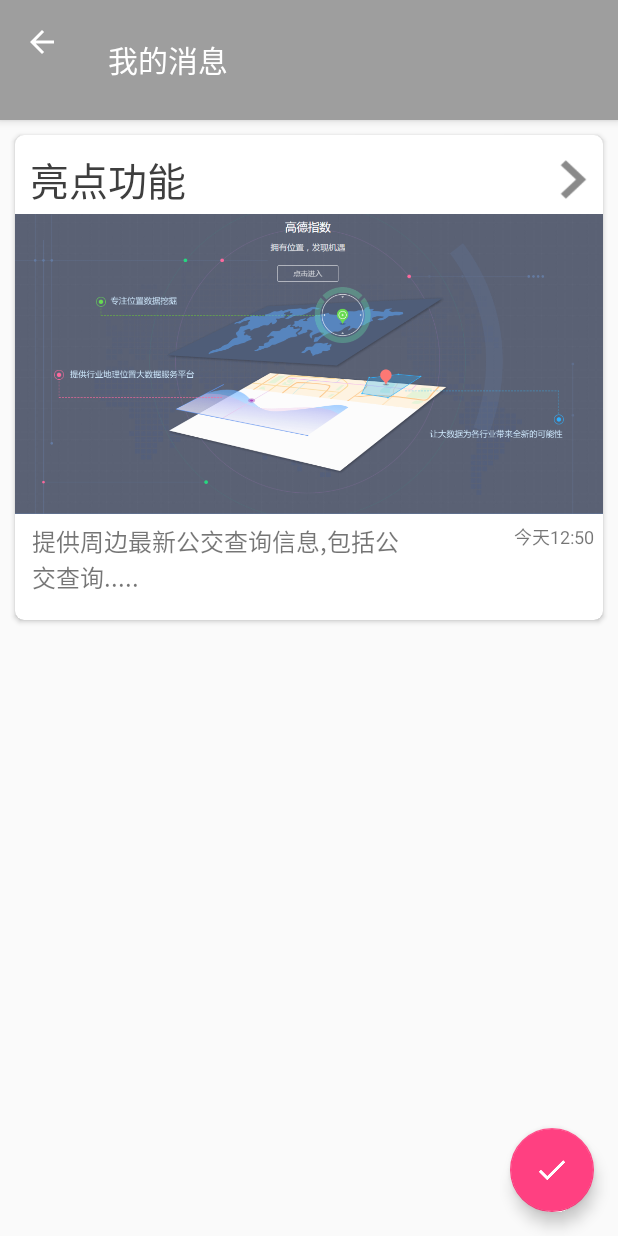
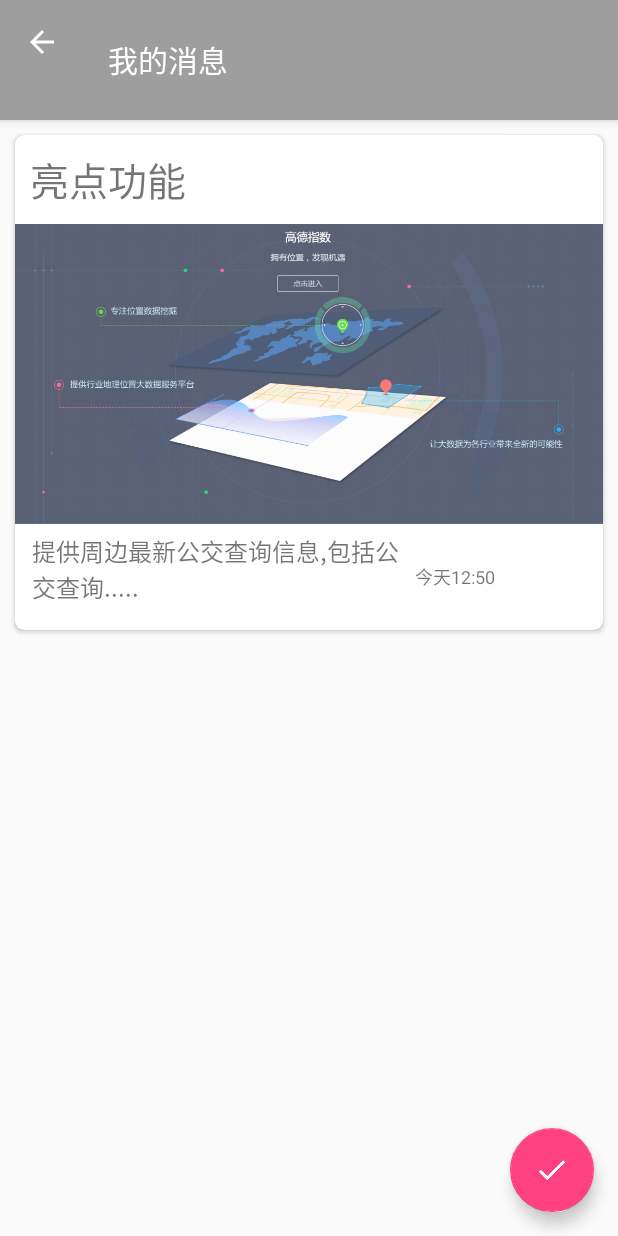
Before and after one commit to Warden-Thresh/Comp, an Android app: the ListActivity screen opened directly, with no data from a screen before it, on a phone screen of 412 x 824 dp. Run offline under Robolectric (Android 15) with nearby library versions, the phone set to English and light mode, and no system bars; pictures from the network do not load.

Commit message:
更改等车页面

```diff
--- a/app/build.gradle
+++ b/app/build.gradle
@@ -1,5 +1,4 @@
 apply plugin: 'com.android.application'
-apply plugin: 'com.jakewharton.butterknife'
 
 android {
     compileSdkVersion 25
@@ -27,9 +26,7 @@ dependencies {
     androidTestCompile('com.android.support.test.espresso:espresso-core:2.2.2', {
         exclude group: 'com.android.support', module: 'support-annotations'
     })
-    /*butterknife*/
-    compile 'com.jakewharton:butterknife:8.4.0'
-    annotationProcessor 'com.jakewharton:butterknife-compiler:8.4.0'
+    compile 'com.github.bumptech.glide:glide:3.7.0'
     compile 'com.android.support:appcompat-v7:25.3.1'
     compile 'com.android.support:design:25.3.1'
     compile 'com.android.support:support-vector-drawable:25.3.1'
--- a/app/src/main/AndroidManifest.xml
+++ b/app/src/main/AndroidManifest.xml
@@ -1,7 +1,7 @@
 <?xml version="1.0" encoding="utf-8"?>
 <manifest xmlns:android="http://schemas.android.com/apk/res/android"
     package="com.warden.myapplication">
-
+    <uses-permission android:name="android.permission.WRITE_EXTERNAL_STORAGE"/>
     <uses-permission android:name="android.permission.ACCESS_COARSE_LOCATION" />
     <uses-permission android:name="android.permission.ACCESS_FINE_LOCATION" />
     <uses-permission android:name="android.permission.ACCESS_WIFI_STATE" />
--- a/app/src/main/java/com/warden/myapplication/Fragment/FourthFragment.java
+++ b/app/src/main/java/com/warden/myapplication/Fragment/FourthFragment.java
@@ -12,6 +12,7 @@ import android.widget.Button;
 import android.widget.ImageView;
 import android.widget.Toast;
 
+import com.bumptech.glide.Glide;
 import com.leon.lib.settingview.LSettingItem;
 import com.warden.myapplication.Activity.ListActivity;
 import com.warden.myapplication.Activity.LoginActivity;
@@ -77,7 +78,8 @@ public class FourthFragment extends Fragment {
         return view;
     }
     private void initView(View view){
-//        ImageView avater = (ImageView) view.findViewById(R.id.avatar) ;
+        ImageView avaterBackground = (ImageView) view.findViewById(R.id.avatar_background) ;
+        Glide.with(getContext()).load(R.drawable.user_background).centerCrop().into(avaterBackground);
         Button buttonLogin=(Button) view.findViewById(R.id.login);
         LSettingItem mSettingItemOne = (LSettingItem) view.findViewById(R.id.item_message);
         LSettingItem mSettingItemTow = (LSettingItem) view.findViewById(R.id.item_about);
--- a/app/src/main/res/layout-xlarge/message_item.xml
+++ /dev/null
@@ -1,67 +0,0 @@
-<?xml version="1.0" encoding="utf-8"?>
-<android.support.v7.widget.CardView
-    xmlns:android="http://schemas.android.com/apk/res/android"
-    xmlns:app="http://schemas.android.com/apk/res-auto"
-    android:layout_height="wrap_content"
-    android:layout_width="match_parent"
-    android:layout_margin="10dp"
-    app:cardCornerRadius="6dp">
-
-    <LinearLayout
-        android:layout_width="match_parent"
-        android:layout_height="wrap_content"
-        android:orientation="vertical">
-        <TextView
-            android:id="@+id/message_title"
-            android:layout_width="wrap_content"
-            android:layout_height="wrap_content"
-            android:layout_gravity="left"
-            android:layout_margin="10dp"
-            android:textSize="26sp"
-            android:text="亮点功能"/>
-
-        <ImageView
-            android:id="@+id/fruit_image"
-            android:layout_width="match_parent"
-            android:layout_height="200dp"
-            android:scaleType="centerCrop"
-            android:src="@drawable/test_message"
-            />
-        <LinearLayout
-            android:layout_width="match_parent"
-            android:layout_height="wrap_content"
-            android:layout_margin="6dp">
-            <TextView
-                android:id="@+id/message_preview"
-                android:layout_width="250dp"
-                android:layout_height="wrap_content"
-                android:layout_gravity="left"
-                android:layout_margin="5dp"
-                android:textSize="16sp"
-                android:text="提供周边最新公交查询信息,包括公交查询....."/>
-            <LinearLayout
-                android:layout_width="match_parent"
-                android:layout_height="wrap_content"
-                android:layout_marginTop="20dp">
-
-                <TextView
-                    android:id="@+id/message_date"
-                    android:layout_width="wrap_content"
-                    android:layout_height="wrap_content"
-                    android:text="今天"
-                    android:textSize="12sp" />
-
-                <TextView
-                    android:id="@+id/message_time"
-                    android:layout_width="wrap_content"
-                    android:layout_height="wrap_content"
-                    android:text="12:50"
-                    android:textSize="12sp" />
-            </LinearLayout>
-
-        </LinearLayout>
-
-
-    </LinearLayout>
-
-</android.support.v7.widget.CardView>
--- a/app/src/main/res/layout/activity_transit_dialog.xml
+++ b/app/src/main/res/layout/activity_transit_dialog.xml
@@ -9,7 +9,7 @@
     <TextView
             android:layout_width="wrap_content"
             android:layout_height="wrap_content"
-            android:text="请点击选择所需路线，在地图中绘制"
+            android:text="请点击线路查看详情"
             android:textColor="#00ffff"
             android:padding="15dp"/>
 
--- a/app/src/main/res/layout/fragment_fourt.xml
+++ b/app/src/main/res/layout/fragment_fourt.xml
@@ -23,10 +23,11 @@
                 android:gravity="center"
                 android:orientation="vertical">
                 <ImageView
+                    android:id="@+id/avatar_background"
                     android:layout_width="match_parent"
                     android:layout_height="match_parent"
                     />
-                <Button
+                <ImageView
                     android:id="@+id/avatar"
                     android:layout_width="wrap_content"
                     android:layout_height="wrap_content"
@@ -38,7 +39,7 @@
                     android:layout_height="wrap_content"
                     android:background="#00000000"
                     android:layout_gravity="center"
-                    android:padding="10dp"
+                    android:paddingTop="80dp"
                     android:text="登录/注册"
                     android:textSize="16sp" />
             </FrameLayout>
--- a/app/src/main/res/layout/include_list_viewpager.xml
+++ b/app/src/main/res/layout/include_list_viewpager.xml
@@ -59,6 +59,7 @@
         android:layout_height="wrap_content"
         android:layout_gravity="end|bottom"
         android:layout_margin="@dimen/fab_margin"
-        android:src="@drawable/ic_done" />
+        android:src="@drawable/ic_done"
+        android:clickable="true"/>
 
 </android.support.design.widget.CoordinatorLayout>
--- a/app/src/main/res/layout/message_item.xml
+++ b/app/src/main/res/layout/message_item.xml
@@ -5,70 +5,44 @@
     android:layout_height="wrap_content"
     android:layout_width="match_parent"
     android:layout_margin="10dp"
-    android:foreground="?attr/selectableItemBackground"
     app:cardCornerRadius="6dp">
 
     <LinearLayout
         android:layout_width="match_parent"
         android:layout_height="wrap_content"
         android:orientation="vertical">
-        <LinearLayout
-            android:layout_width="match_parent"
+        <TextView
+            android:id="@+id/message_title"
+            android:layout_width="wrap_content"
             android:layout_height="wrap_content"
-            android:layout_marginTop="10dp"
-            android:layout_marginLeft="10dp">
-            <TextView
-                android:id="@+id/message_title"
-                android:layout_width="wrap_content"
-                android:layout_height="wrap_content"
-                android:layout_gravity="left"
-                android:textColor="#3e3e3e"
-                android:text="亮点功能"
-                android:textSize="26sp" />
-            <LinearLayout
-                android:layout_width="wrap_content"
-                android:layout_height="match_parent"
-                android:gravity="right"
-                android:layout_weight="1"
-                >
-                <ImageView
-                    android:id="@+id/imageView"
-                    android:layout_width="39dp"
-                    android:layout_height="match_parent"
-                    android:src="@drawable/more" />
-            </LinearLayout>
-
-        </LinearLayout>
-
+            android:layout_gravity="left"
+            android:layout_margin="10dp"
+            android:textSize="26sp"
+            android:text="亮点功能"/>
 
         <ImageView
             android:id="@+id/fruit_image"
             android:layout_width="match_parent"
             android:layout_height="200dp"
-            android:layout_marginTop="3dp"
             android:scaleType="centerCrop"
-            android:src="@drawable/test_message" />
-
+            android:src="@drawable/test_message"
+            />
         <LinearLayout
             android:layout_width="match_parent"
             android:layout_height="wrap_content"
             android:layout_margin="6dp">
-
             <TextView
                 android:id="@+id/message_preview"
                 android:layout_width="250dp"
                 android:layout_height="wrap_content"
                 android:layout_gravity="left"
                 android:layout_margin="5dp"
-                android:text="提供周边最新公交查询信息,包括公交查询....."
-                android:textSize="16sp" />
-
+                android:textSize="16sp"
+                android:text="提供周边最新公交查询信息,包括公交查询....."/>
             <LinearLayout
-                android:layout_width="wrap_content"
+                android:layout_width="match_parent"
                 android:layout_height="wrap_content"
-                android:gravity="right"
-                android:layout_weight="1"
-                >
+                android:layout_marginTop="20dp">
 
                 <TextView
                     android:id="@+id/message_date"
--- a/build.gradle
+++ b/build.gradle
@@ -6,8 +6,6 @@ buildscript {
     }
     dependencies {
         classpath 'com.android.tools.build:gradle:2.3.2'
-        classpath 'com.jakewharton:butterknife-gradle-plugin:8.4.0'
-
         // NOTE: Do not place your application dependencies here; they belong
         // in the individual module build.gradle files
     }
```
Also changed, not shown: app/src/main/java/com/warden/myapplication/Fragment/BusLocationFragment.java (+14 -4 lines), app/src/main/res/layout/activity_route_plan.xml (+12 -3 lines), app/src/main/res/drawable-xxhdpi/user_background.jpg (added).
